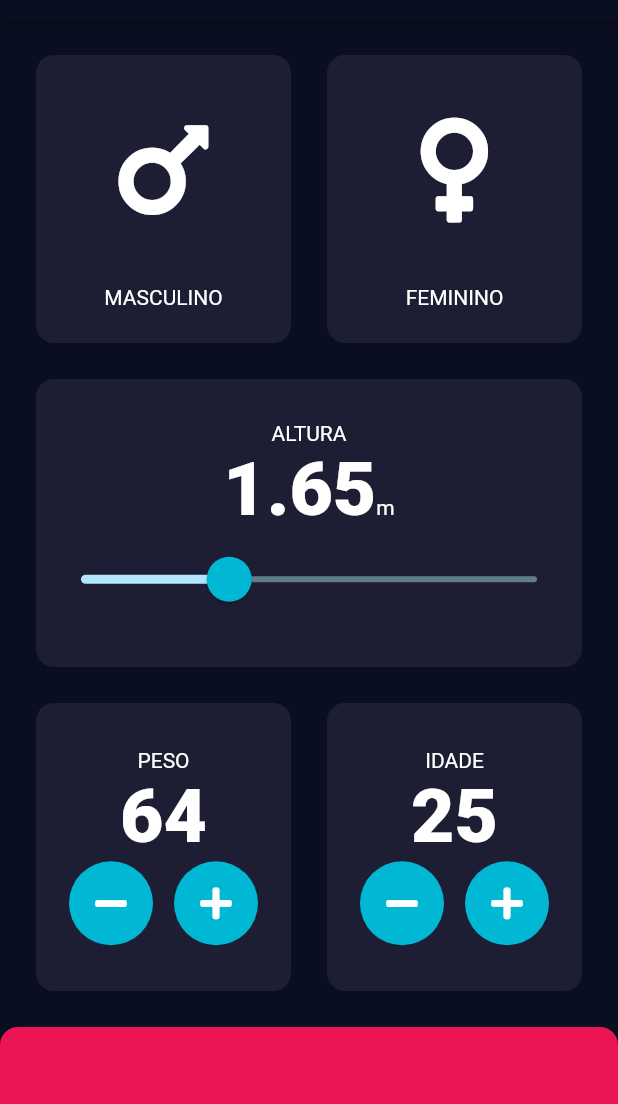
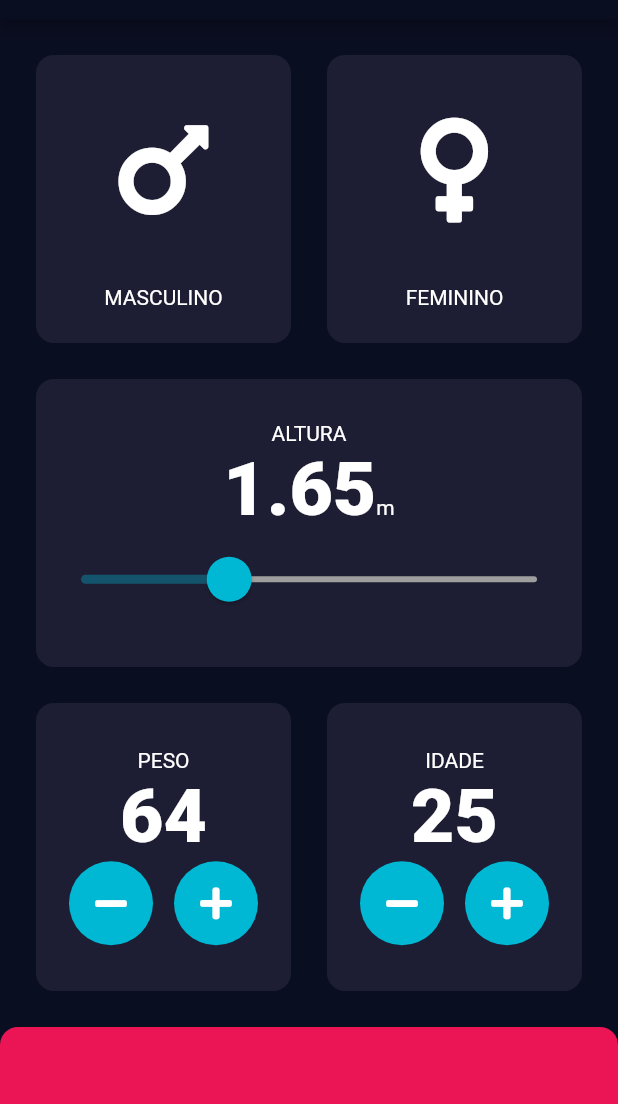
Before and after one commit to lucasliet/Calculadora-IMC, a Flutter app: the screen it shows after launch, after a tap on an icon or button, on a phone screen of 412 x 824 dp, the part 65-1169 px from its top. Run offline on Flutter 3.47's test engine with Material 2 defaults, Android fonts, the phone set to English and light mode, and no system bars; our stand-ins replace font_awesome_flutter.

Commit message:
Slider color of theme

```diff
--- a/lib/pages/input_page.dart
+++ b/lib/pages/input_page.dart
@@ -104,8 +104,8 @@ class _InputPageState extends State<InputPage> {
                                     overlayRadius: 30.0),
                                 thumbColor: accentColor,
                                 overlayColor: activeColor.withAlpha(70),
-                                activeTrackColor: Colors.lightBlue[100],
-                                inactiveTrackColor: Colors.blueGrey,
+                                activeTrackColor: accentColor.withAlpha(90),
+                                inactiveTrackColor: Colors.grey,
                               ),
                               child: Slider(
                                 value: _height,
```
